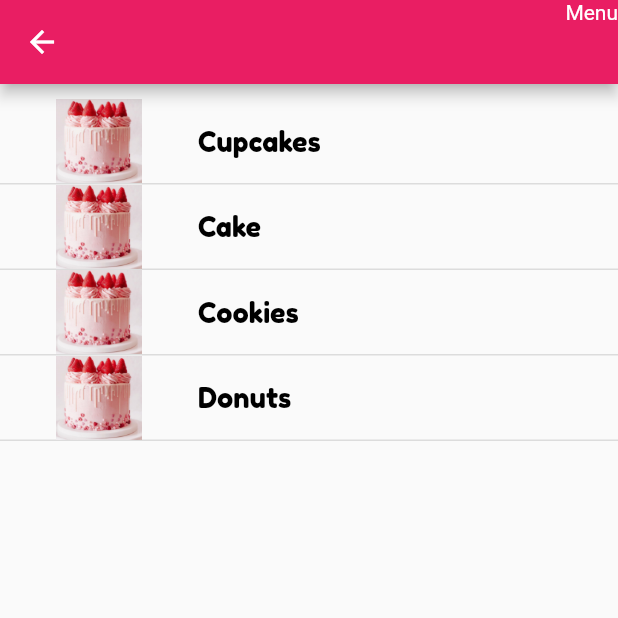
After one commit to annmai/bakery-shop, a Flutter app: the Menu screen opened by its route, on a phone screen of 412 x 824 dp, the top half of it. The commit adds this screen. Run offline on Flutter 3.47's test engine with Material 2 defaults, Android fonts, the phone set to English and light mode, and no system bars.

Commit message:
linked menu screen

```diff
--- a/bakery_shop/lib/main.dart
+++ b/bakery_shop/lib/main.dart
@@ -1,6 +1,6 @@
 import 'package:flutter/material.dart';
-import 'package:flutter/src/material/colors.dart';
 import 'screens/main_screen/main_screen.dart';
+import 'screens/menu/menu.dart';
 
 void main() {
   runApp(MyApp());
@@ -17,6 +17,11 @@ class MyApp extends StatelessWidget {
       ),
       home: MainScreen(title: 'Bakery Shop'),
       debugShowCheckedModeBanner: false,
+      // initialRoute: '/',
+      routes: {
+        // When navigating to the "/second" route, build the SecondScreen widget.
+        '/menu': (context) => Menu(),
+      },
     );
   }
 }
--- a/bakery_shop/lib/screens/main_screen/hamburger_menu.dart
+++ b/bakery_shop/lib/screens/main_screen/hamburger_menu.dart
@@ -49,10 +49,10 @@ Widget hamburgerMenu(BuildContext context) {
                     ],
                   ))),
           Padding(padding: EdgeInsets.only(top: 20)),
-          listItem("Menu", context),
-          listItem("Locations", context),
-          listItem("Offers", context),
-          listItem("Settings", context),
+          listItem("Menu", '/menu', context),
+          listItem("Locations", '/', context),
+          listItem("Offers", '/', context),
+          listItem("Settings", '/', context),
           footerItem("Customer Service", context),
           footerItem("Legal", context)
         ],
@@ -61,7 +61,7 @@ Widget hamburgerMenu(BuildContext context) {
   );
 }
 
-Widget listItem(String name, BuildContext context) {
+Widget listItem(String name, String route, BuildContext context) {
   return ListTile(
     contentPadding: EdgeInsets.fromLTRB(50, 0, 0, 0),
     dense: true,
@@ -72,10 +72,7 @@ Widget listItem(String name, BuildContext context) {
           TextStyle(fontFamily: 'Fredoka', color: Colors.black, fontSize: 18),
     ),
     onTap: () {
-      // Update the state of the app
-      // ...
-      // Then close the drawer
-      Navigator.pop(context);
+      Navigator.pushNamed(context, route);
     },
   );
 }
--- /dev/null
+++ b/bakery_shop/lib/screens/menu/menu.dart
@@ -0,0 +1,83 @@
+import 'package:bakery_shop/style.dart';
+import 'package:flutter/material.dart';
+
+class Menu extends StatefulWidget {
+  @override
+  _Menu createState() => _Menu();
+}
+
+class _Menu extends State<Menu> {
+  var _menuItems = <Widget>[];
+  final GlobalKey<AnimatedListState> _menuKey = GlobalKey();
+
+  @override
+  void initState() {
+    super.initState();
+    _loadMenuItems();
+  }
+
+  @override
+  Widget build(BuildContext context) {
+    return Scaffold(
+      appBar: AppBar(
+        actions: <Widget>[Text('Menu')],
+      ),
+      body: AnimatedList(
+        key: _menuKey,
+        padding: EdgeInsets.only(top: 10),
+        initialItemCount: _menuItems.length,
+        itemBuilder: (context, index, animation) {
+          return SlideTransition(
+              position: CurvedAnimation(
+                curve: Curves.easeOut,
+                parent: animation,
+              ).drive((Tween<Offset>(
+                begin: Offset(0, 1),
+                end: Offset(0, 0),
+              ))),
+              child: Container(
+                decoration: BoxDecoration(
+                  border: Border(
+                      bottom:
+                          BorderSide(color: Theme.of(context).dividerColor)),
+                ),
+                child: _menuItems[index],
+              ));
+        },
+      ),
+    );
+  }
+
+  void _loadMenuItems() {
+    final menuList = [
+      menuTile('Cupcakes', ''),
+      menuTile('Cake', ''),
+      menuTile('Cookies', ''),
+      menuTile('Donuts', '')
+    ];
+
+    var future = Future(() {});
+
+    for (int i = 0; i < menuList.length; ++i) {
+      future = future.then((_) {
+        return Future.delayed(Duration(milliseconds: 250), () {
+          _menuItems.add(menuList[i]);
+          _menuKey.currentState.insertItem(_menuItems.length - 1);
+        });
+      });
+    }
+  }
+
+  Widget menuTile(String title, String imagePath) {
+    return ListTile(
+        leading: Image(
+          image: AssetImage('lib/assets/images/StrawberryCake.png'),
+          width: 100,
+          height: 100,
+        ),
+        title: Text(
+          title,
+          style: menuTextStyle(),
+        ));
+  }
+}
--- /dev/null
+++ b/bakery_shop/lib/style.dart
@@ -0,0 +1,6 @@
+import 'package:flutter/material.dart';
+
+// Menu tile text style
+TextStyle menuTextStyle() {
+  return TextStyle(fontFamily: 'Fredoka', color: Colors.black, fontSize: 18);
+}
```
